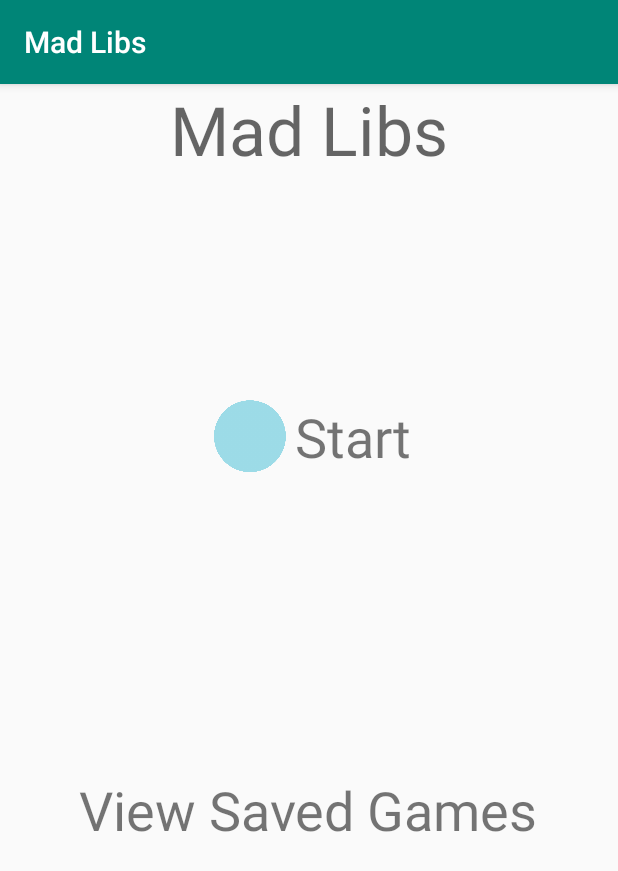
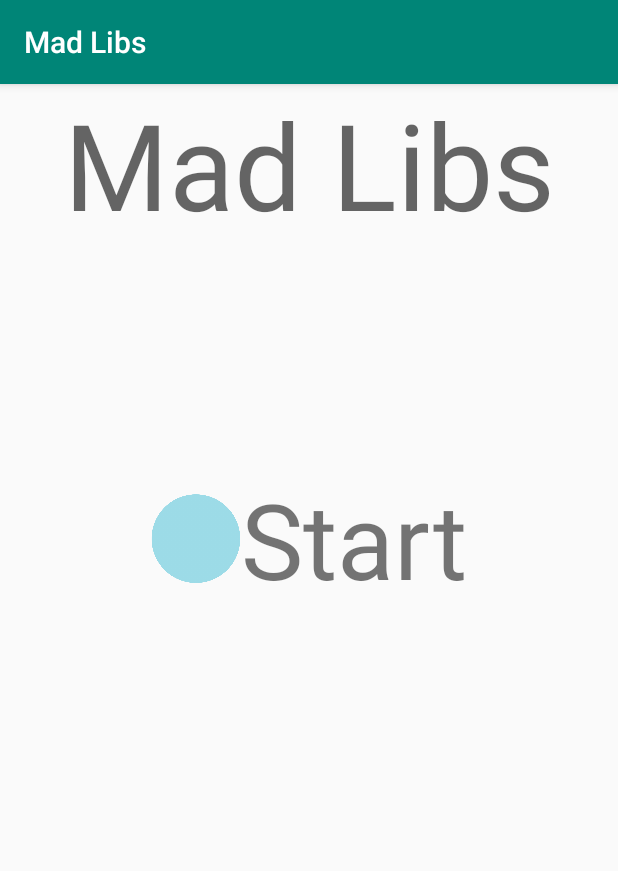
Before and after one commit to spatzdaniel/Final-Project, an Android app: the screen it shows after launch (MainActivity), on a phone screen of 412 x 824 dp. Shown: the top 871 px of the screen. Run offline under Robolectric (Android 15) with nearby library versions, the phone set to English and light mode, and no system bars.

Commit message:
Removed last games thing. Changed teh way for inputs to work. Need to figure out how to turn the xml data into java variables and vice versa.

```diff
--- a/app/src/main/java/com/example/spatz/madlibs/MainActivity.java
+++ b/app/src/main/java/com/example/spatz/madlibs/MainActivity.java
@@ -2,6 +2,10 @@ package com.example.spatz.madlibs;
 
 import android.support.v7.app.AppCompatActivity;
 import android.os.Bundle;
+import android.view.View;
+
+import java.util.ArrayList;
+import java.util.List;
 
 public class MainActivity extends AppCompatActivity {
 
@@ -10,4 +14,11 @@ public class MainActivity extends AppCompatActivity {
         super.onCreate(savedInstanceState);
         setContentView(R.layout.home);
     }
+    private String[] inputsNeeded = new String[]{"noun", "verb", "adjective"};
+
+    public void libTime(View view) {
+
+        setContentView(R.layout.inputforthelib);
+    }
+
 }
--- a/app/src/main/res/layout/home.xml
+++ b/app/src/main/res/layout/home.xml
@@ -14,22 +14,24 @@
             android:id="@+id/textView"
             android:layout_width="match_parent"
             android:layout_height="wrap_content"
+            android:layout_marginBottom="150dp"
             android:gravity="center_horizontal"
             android:text="@string/mad_libs"
-            android:layout_marginBottom="150dp"
-            android:textAppearance="@style/TextAppearance.AppCompat.Display2" />
+            android:textAppearance="@style/TextAppearance.AppCompat.Display2"
+            android:textSize="80sp" />
 
         <LinearLayout
             android:layout_width="match_parent"
             android:layout_height="wrap_content"
+            android:layout_marginBottom="200dp"
             android:gravity="center_horizontal"
-            android:orientation="horizontal"
-            android:layout_marginBottom="200dp">
+            android:orientation="horizontal">
 
             <ImageView
                 android:id="@+id/imageView2"
                 android:layout_width="60dp"
                 android:layout_height="match_parent"
+                android:onClick="libTime"
                 app:srcCompat="@drawable/bluecircleapp" />
 
             <TextView
@@ -37,23 +39,9 @@
                 android:layout_width="wrap_content"
                 android:layout_height="wrap_content"
                 android:layout_weight="0"
+                android:onClick="libTime"
                 android:text="Start"
-                android:textSize="36sp" />
-        </LinearLayout>
-
-        <LinearLayout
-            android:layout_width="match_parent"
-            android:layout_height="wrap_content"
-            android:gravity="center_horizontal"
-            android:orientation="horizontal">
-
-            <TextView
-                android:id="@+id/textView2"
-                android:layout_width="wrap_content"
-                android:layout_height="wrap_content"
-                android:layout_weight="0"
-                android:text="View Saved Games"
-                android:textSize="36sp" />
+                android:textSize="70sp" />
         </LinearLayout>
 
     </LinearLayout>
--- a/app/src/main/res/values/strings.xml
+++ b/app/src/main/res/values/strings.xml
@@ -1,4 +1,8 @@
 <resources>
     <string name="app_name">Mad Libs</string>
     <string name="mad_libs">Mad Libs</string>
+    <string name="view_saved_games">View Saved Games</string>
+    <string name="start">Start</string>
+    <string name="todo">TODO</string>
+    <string name="currentInput">input</string>
 </resources>
```
Also changed, not shown: app/src/main/res/layout/pastgames.xml (deleted, +0 -20 lines), app/src/main/res/values/saved libs.xml (+22 -1 lines).
